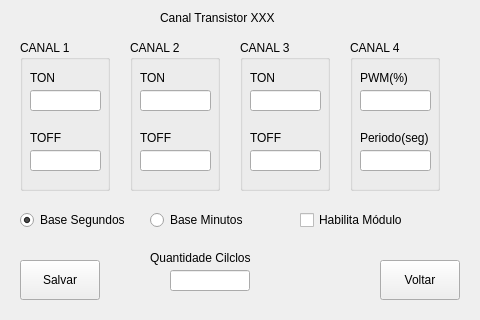
First picture: the form in View/config_canal_transistor.ui, repository Renatoyyz/fonte-controlada, before the edit.
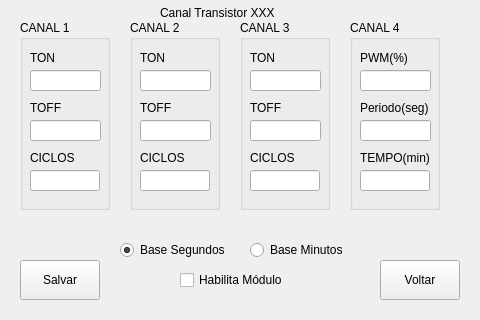
Second picture: the form after the edit.

```diff
--- a/View/config_canal_transistor.ui
+++ b/View/config_canal_transistor.ui
@@ -17,7 +17,7 @@
    <property name="geometry">
     <rect>
      <x>160</x>
-     <y>10</y>
+     <y>5</y>
      <width>140</width>
      <height>16</height>
     </rect>
@@ -26,190 +26,13 @@
     <string>Canal Transistor XXX</string>
    </property>
   </widget>
-  <widget class="QGroupBox" name="groupBox">
-   <property name="geometry">
-    <rect>
-     <x>20</x>
-     <y>40</y>
-     <width>90</width>
-     <height>151</height>
-    </rect>
-   </property>
-   <property name="title">
-    <string>CANAL 1</string>
-   </property>
-   <widget class="QLabel" name="label">
-    <property name="geometry">
-     <rect>
-      <x>10</x>
-      <y>30</y>
-      <width>60</width>
-      <height>16</height>
-     </rect>
-    </property>
-    <property name="text">
-     <string>TON</string>
-    </property>
-   </widget>
-   <widget class="QLineEdit" name="txTonCanal_1">
-    <property name="geometry">
-     <rect>
-      <x>10</x>
-      <y>50</y>
-      <width>71</width>
-      <height>21</height>
-     </rect>
-    </property>
-   </widget>
-   <widget class="QLineEdit" name="txToffCanal_1">
-    <property name="geometry">
-     <rect>
-      <x>10</x>
-      <y>110</y>
-      <width>71</width>
-      <height>21</height>
-     </rect>
-    </property>
-   </widget>
-   <widget class="QLabel" name="label_2">
-    <property name="geometry">
-     <rect>
-      <x>10</x>
-      <y>90</y>
-      <width>60</width>
-      <height>16</height>
-     </rect>
-    </property>
-    <property name="text">
-     <string>TOFF</string>
-    </property>
-   </widget>
-  </widget>
-  <widget class="QGroupBox" name="groupBox_2">
-   <property name="geometry">
-    <rect>
-     <x>130</x>
-     <y>40</y>
-     <width>90</width>
-     <height>151</height>
-    </rect>
-   </property>
-   <property name="title">
-    <string>CANAL 2</string>
-   </property>
-   <widget class="QLabel" name="label_3">
-    <property name="geometry">
-     <rect>
-      <x>10</x>
-      <y>30</y>
-      <width>60</width>
-      <height>16</height>
-     </rect>
-    </property>
-    <property name="text">
-     <string>TON</string>
-    </property>
-   </widget>
-   <widget class="QLineEdit" name="txTonCanal_2">
-    <property name="geometry">
-     <rect>
-      <x>10</x>
-      <y>50</y>
-      <width>71</width>
-      <height>21</height>
-     </rect>
-    </property>
-   </widget>
-   <widget class="QLineEdit" name="txToffCanal_2">
-    <property name="geometry">
-     <rect>
-      <x>10</x>
-      <y>110</y>
-      <width>71</width>
-      <height>21</height>
-     </rect>
-    </property>
-   </widget>
-   <widget class="QLabel" name="label_4">
-    <property name="geometry">
-     <rect>
-      <x>10</x>
-      <y>90</y>
-      <width>60</width>
-      <height>16</height>
-     </rect>
-    </property>
-    <property name="text">
-     <string>TOFF</string>
-    </property>
-   </widget>
-  </widget>
-  <widget class="QGroupBox" name="groupBox_3">
-   <property name="geometry">
-    <rect>
-     <x>240</x>
-     <y>40</y>
-     <width>90</width>
-     <height>151</height>
-    </rect>
-   </property>
-   <property name="title">
-    <string>CANAL 3</string>
-   </property>
-   <widget class="QLabel" name="label_5">
-    <property name="geometry">
-     <rect>
-      <x>10</x>
-      <y>30</y>
-      <width>60</width>
-      <height>16</height>
-     </rect>
-    </property>
-    <property name="text">
-     <string>TON</string>
-    </property>
-   </widget>
-   <widget class="QLineEdit" name="txTonCanal_3">
-    <property name="geometry">
-     <rect>
-      <x>10</x>
-      <y>50</y>
-      <width>71</width>
-      <height>21</height>
-     </rect>
-    </property>
-   </widget>
-   <widget class="QLineEdit" name="txToffCanal_3">
-    <property name="geometry">
-     <rect>
-      <x>10</x>
-      <y>110</y>
-      <width>71</width>
-      <height>21</height>
-     </rect>
-    </property>
-   </widget>
-   <widget class="QLabel" name="label_6">
-    <property name="geometry">
-     <rect>
-      <x>10</x>
-      <y>90</y>
-      <width>60</width>
-      <height>16</height>
-     </rect>
-    </property>
-    <property name="text">
-     <string>TOFF</string>
-    </property>
-   </widget>
-  </widget>
   <widget class="QGroupBox" name="groupBox_4">
    <property name="geometry">
     <rect>
      <x>350</x>
-     <y>40</y>
+     <y>20</y>
      <width>90</width>
-     <height>151</height>
+     <height>190</height>
     </rect>
    </property>
    <property name="title">
@@ -242,7 +65,7 @@
     <property name="geometry">
      <rect>
       <x>10</x>
-      <y>110</y>
+      <y>100</y>
       <width>71</width>
       <height>21</height>
      </rect>
@@ -252,7 +75,7 @@
     <property name="geometry">
      <rect>
       <x>10</x>
-      <y>90</y>
+      <y>80</y>
       <width>80</width>
       <height>16</height>
      </rect>
@@ -261,13 +84,36 @@
      <string>Periodo(seg)</string>
     </property>
    </widget>
+   <widget class="QLabel" name="label_12">
+    <property name="geometry">
+     <rect>
+      <x>10</x>
+      <y>130</y>
+      <width>80</width>
+      <height>16</height>
+     </rect>
+    </property>
+    <property name="text">
+     <string>TEMPO(min)</string>
+    </property>
+   </widget>
+   <widget class="QLineEdit" name="txTempoCanal_4">
+    <property name="geometry">
+     <rect>
+      <x>10</x>
+      <y>150</y>
+      <width>70</width>
+      <height>21</height>
+     </rect>
+    </property>
+   </widget>
   </widget>
   <widget class="QCheckBox" name="ckbHabilitaModulo">
    <property name="geometry">
     <rect>
-     <x>300</x>
-     <y>210</y>
-     <width>141</width>
+     <x>180</x>
+     <y>270</y>
+     <width>121</width>
      <height>20</height>
     </rect>
    </property>
@@ -304,8 +150,8 @@
   <widget class="QRadioButton" name="rbtBaseSegundos">
    <property name="geometry">
     <rect>
-     <x>20</x>
-     <y>210</y>
+     <x>120</x>
+     <y>240</y>
      <width>120</width>
      <height>20</height>
     </rect>
@@ -320,8 +166,8 @@
   <widget class="QRadioButton" name="rbtBaseMinutos">
    <property name="geometry">
     <rect>
-     <x>150</x>
-     <y>210</y>
+     <x>250</x>
+     <y>240</y>
      <width>120</width>
      <height>20</height>
     </rect>
@@ -330,28 +176,251 @@
     <string>Base Minutos</string>
    </property>
   </widget>
-  <widget class="QLabel" name="label_9">
+  <widget class="QGroupBox" name="groupBox_3">
    <property name="geometry">
     <rect>
-     <x>150</x>
-     <y>250</y>
-     <width>120</width>
-     <height>16</height>
+     <x>240</x>
+     <y>20</y>
+     <width>90</width>
+     <height>190</height>
     </rect>
    </property>
-   <property name="text">
-    <string>Quantidade Cilclos</string>
+   <property name="title">
+    <string>CANAL 3</string>
    </property>
+   <widget class="QLabel" name="label_5">
+    <property name="geometry">
+     <rect>
+      <x>10</x>
+      <y>30</y>
+      <width>60</width>
+      <height>16</height>
+     </rect>
+    </property>
+    <property name="text">
+     <string>TON</string>
+    </property>
+   </widget>
+   <widget class="QLineEdit" name="txTonCanal_3">
+    <property name="geometry">
+     <rect>
+      <x>10</x>
+      <y>50</y>
+      <width>71</width>
+      <height>21</height>
+     </rect>
+    </property>
+   </widget>
+   <widget class="QLineEdit" name="txToffCanal_3">
+    <property name="geometry">
+     <rect>
+      <x>10</x>
+      <y>100</y>
+      <width>71</width>
+      <height>21</height>
+     </rect>
+    </property>
+   </widget>
+   <widget class="QLabel" name="label_6">
+    <property name="geometry">
+     <rect>
+      <x>10</x>
+      <y>80</y>
+      <width>60</width>
+      <height>16</height>
+     </rect>
+    </property>
+    <property name="text">
+     <string>TOFF</string>
+    </property>
+   </widget>
+   <widget class="QLabel" name="label_11">
+    <property name="geometry">
+     <rect>
+      <x>10</x>
+      <y>130</y>
+      <width>60</width>
+      <height>16</height>
+     </rect>
+    </property>
+    <property name="text">
+     <string>CICLOS</string>
+    </property>
+   </widget>
+   <widget class="QLineEdit" name="txQtdCiclosCanal_3">
+    <property name="geometry">
+     <rect>
+      <x>10</x>
+      <y>150</y>
+      <width>70</width>
+      <height>21</height>
+     </rect>
+    </property>
+   </widget>
   </widget>
-  <widget class="QLineEdit" name="txQtdCiclos">
+  <widget class="QGroupBox" name="groupBox_2">
    <property name="geometry">
     <rect>
-     <x>170</x>
-     <y>270</y>
-     <width>80</width>
-     <height>21</height>
+     <x>130</x>
+     <y>20</y>
+     <width>90</width>
+     <height>190</height>
     </rect>
    </property>
+   <property name="title">
+    <string>CANAL 2</string>
+   </property>
+   <widget class="QLabel" name="label_3">
+    <property name="geometry">
+     <rect>
+      <x>10</x>
+      <y>30</y>
+      <width>60</width>
+      <height>16</height>
+     </rect>
+    </property>
+    <property name="text">
+     <string>TON</string>
+    </property>
+   </widget>
+   <widget class="QLineEdit" name="txTonCanal_2">
+    <property name="geometry">
+     <rect>
+      <x>10</x>
+      <y>50</y>
+      <width>71</width>
+      <height>21</height>
+     </rect>
+    </property>
+   </widget>
+   <widget class="QLineEdit" name="txToffCanal_2">
+    <property name="geometry">
+     <rect>
+      <x>10</x>
+      <y>100</y>
+      <width>71</width>
+      <height>21</height>
+     </rect>
+    </property>
+   </widget>
+   <widget class="QLabel" name="label_4">
+    <property name="geometry">
+     <rect>
+      <x>10</x>
+      <y>80</y>
+      <width>60</width>
+      <height>16</height>
+     </rect>
+    </property>
+    <property name="text">
+     <string>TOFF</string>
+    </property>
+   </widget>
+   <widget class="QLineEdit" name="txQtdCiclosCanal_2">
+    <property name="geometry">
+     <rect>
+      <x>10</x>
+      <y>150</y>
+      <width>70</width>
+      <height>21</height>
+     </rect>
+    </property>
+   </widget>
+   <widget class="QLabel" name="label_10">
+    <property name="geometry">
+     <rect>
+      <x>10</x>
+      <y>130</y>
+      <width>60</width>
+      <height>16</height>
+     </rect>
+    </property>
+    <property name="text">
+     <string>CICLOS</string>
+    </property>
+   </widget>
+  </widget>
+  <widget class="QGroupBox" name="groupBox">
+   <property name="geometry">
+    <rect>
+     <x>20</x>
+     <y>20</y>
+     <width>90</width>
+     <height>190</height>
+    </rect>
+   </property>
+   <property name="title">
+    <string>CANAL 1</string>
+   </property>
+   <widget class="QLabel" name="label">
+    <property name="geometry">
+     <rect>
+      <x>10</x>
+      <y>30</y>
+      <width>60</width>
+      <height>16</height>
+     </rect>
+    </property>
+    <property name="text">
+     <string>TON</string>
+    </property>
+   </widget>
+   <widget class="QLineEdit" name="txTonCanal_1">
+    <property name="geometry">
+     <rect>
+      <x>10</x>
+      <y>50</y>
+      <width>71</width>
+      <height>21</height>
+     </rect>
+    </property>
+   </widget>
+   <widget class="QLineEdit" name="txToffCanal_1">
+    <property name="geometry">
+     <rect>
+      <x>10</x>
+      <y>100</y>
+      <width>71</width>
+      <height>21</height>
+     </rect>
+    </property>
+   </widget>
+   <widget class="QLabel" name="label_2">
+    <property name="geometry">
+     <rect>
+      <x>10</x>
+      <y>80</y>
+      <width>60</width>
+      <height>16</height>
+     </rect>
+    </property>
+    <property name="text">
+     <string>TOFF</string>
+    </property>
+   </widget>
+   <widget class="QLineEdit" name="txQtdCiclosCanal_1">
+    <property name="geometry">
+     <rect>
+      <x>10</x>
+      <y>150</y>
+      <width>70</width>
+      <height>21</height>
+     </rect>
+    </property>
+   </widget>
+   <widget class="QLabel" name="label_9">
+    <property name="geometry">
+     <rect>
+      <x>10</x>
+      <y>130</y>
+      <width>60</width>
+      <height>16</height>
+     </rect>
+    </property>
+    <property name="text">
+     <string>CICLOS</string>
+    </property>
+   </widget>
   </widget>
  </widget>
  <resources/>
```
